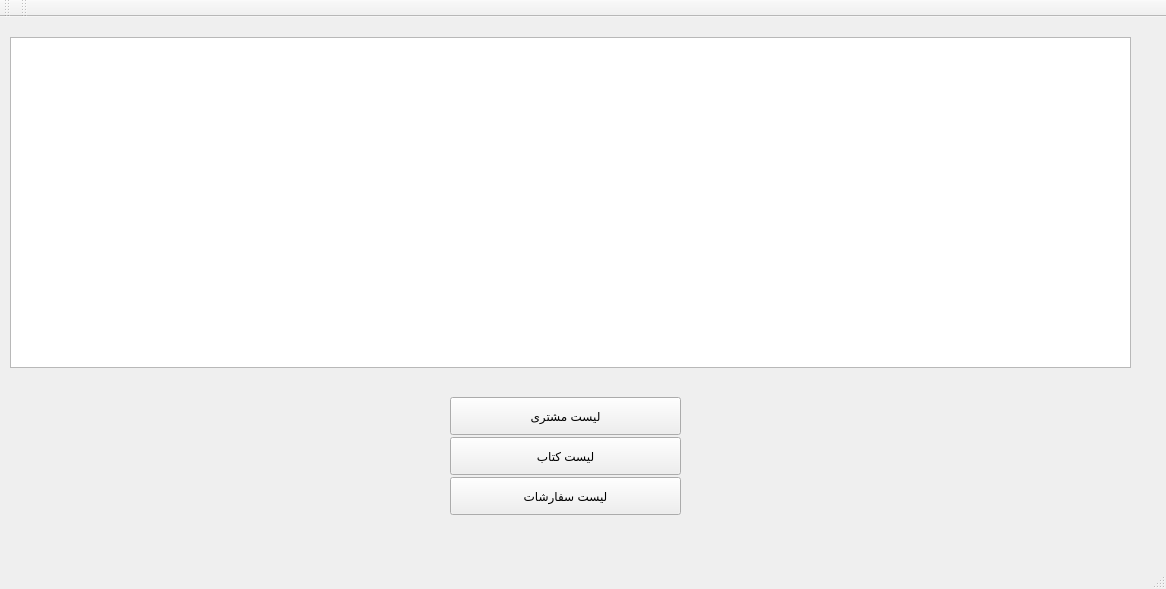
This is book_store/mainwindow.ui in 7smd7/bookstore-DB as Qt 5 draws it before an edit. The edited form follows.
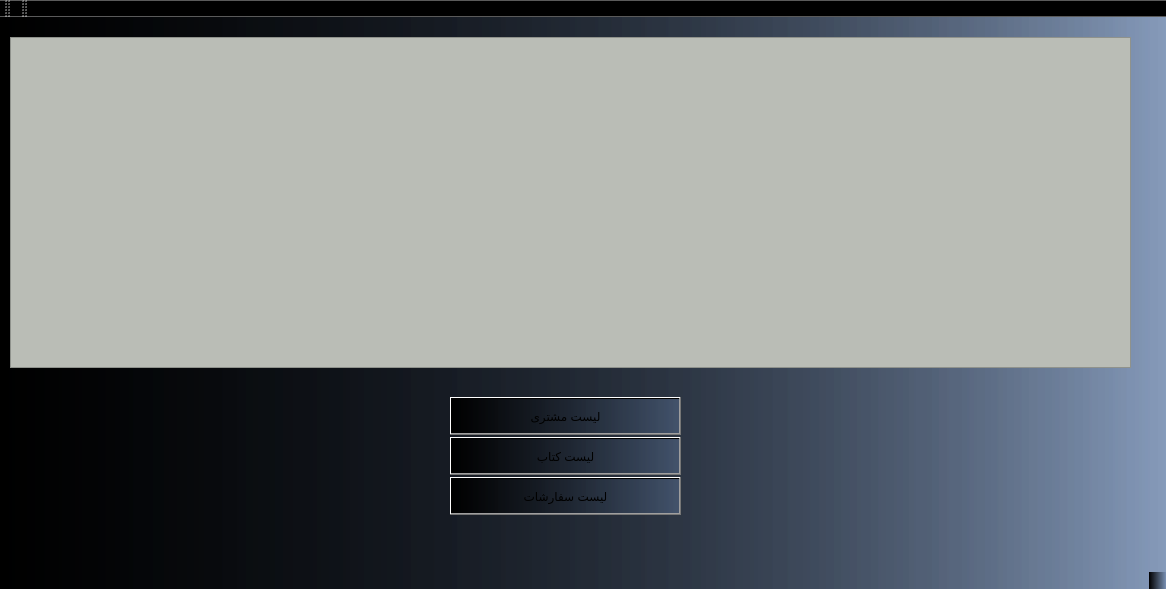
This is the edited form.

Commit message: fixed a bug in gui , made it a little prettier

```diff
--- a/book_store/mainwindow.ui
+++ b/book_store/mainwindow.ui
@@ -17,7 +17,14 @@
    <string>&lt;html&gt;&lt;head/&gt;&lt;body&gt;&lt;p&gt;&lt;br/&gt;&lt;/p&gt;&lt;/body&gt;&lt;/html&gt;</string>
   </property>
   <property name="whatsThis">
-   <string>&lt;html&gt;&lt;head/&gt;&lt;body&gt;&lt;p&gt;This is a test&lt;/p&gt;&lt;p&gt;&lt;br/&gt;&lt;/p&gt;&lt;/body&gt;&lt;/html&gt;</string>
+   <string>&lt;html&gt;&lt;head/&gt;&lt;body&gt;&lt;p&gt;&lt;br/&gt;&lt;/p&gt;&lt;p&gt;&lt;br/&gt;&lt;/p&gt;&lt;/body&gt;&lt;/html&gt;</string>
+  </property>
+  <property name="autoFillBackground">
+   <bool>false</bool>
+  </property>
+  <property name="styleSheet">
+   <string notr="true">background-color:
+qlineargradient(spread:pad, x1:0, y1:0, x2:1, y2:0, stop:0 rgba(0, 0, 0, 255), stop:1 rgb(100, 127, 168, 100))</string>
   </property>
   <widget class="QWidget" name="centralWidget">
    <widget class="QPushButton" name="pushButton">
@@ -42,6 +49,13 @@
       <height>331</height>
      </rect>
     </property>
+    <property name="autoFillBackground">
+     <bool>false</bool>
+    </property>
+    <property name="styleSheet">
+     <string notr="true">background-color:
+rgb(186, 189, 182)</string>
+    </property>
    </widget>
    <widget class="QPushButton" name="pushButton_2">
     <property name="geometry">
```
